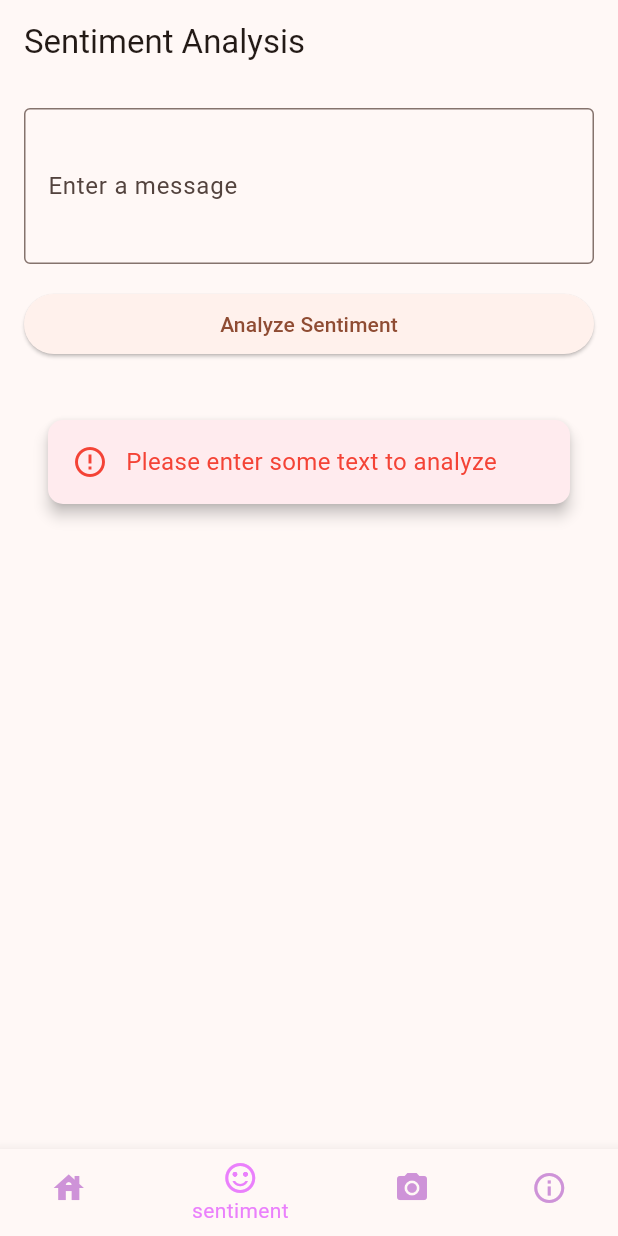
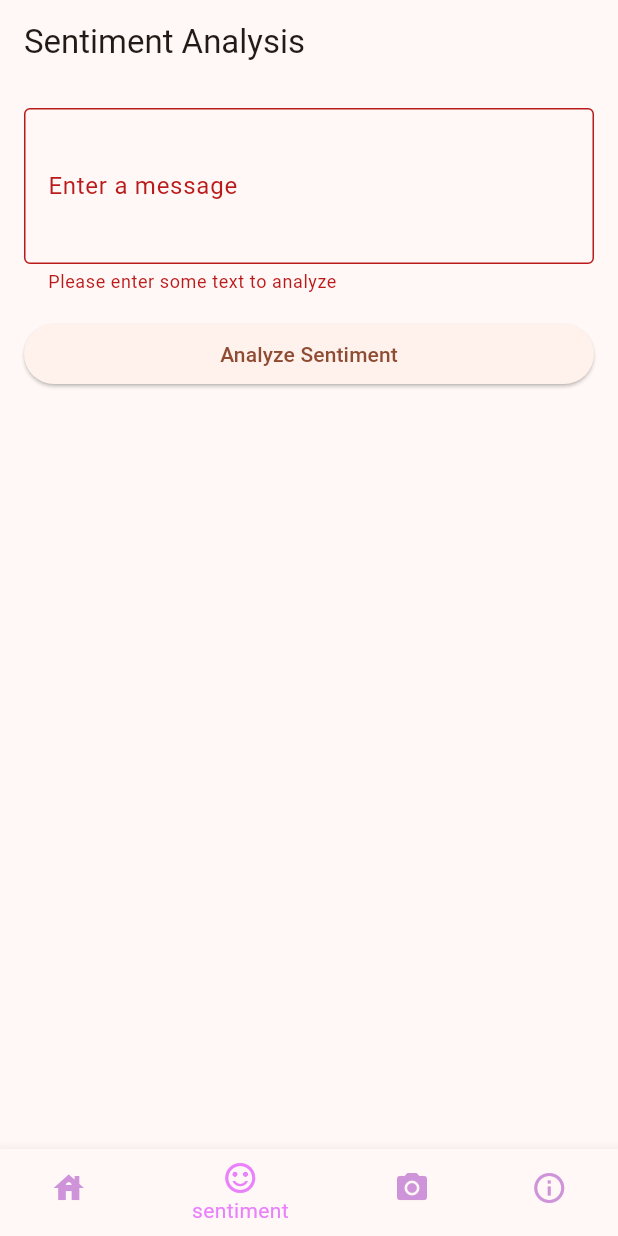
Before and after one commit to regice-gh/project-Visentia, a Flutter app: the screen it shows after launch, item 2 of the bottom bar chosen, after a tap on "Analyze Sentiment", on a phone screen of 412 x 824 dp. Run offline on Flutter 3.47's test engine with Material 3 defaults, Android fonts, the phone set to English and light mode, and no system bars; our stand-ins replace camera; missing offline and left inert: tflite_flutter; network calls fail.

Commit message:
added requirements

```diff
--- a/lib/main.dart
+++ b/lib/main.dart
@@ -8,11 +8,9 @@ import 'package:eindopdrachtmad/screens/about.screen.dart';
 late List<CameraDescription> cameras;
 
 Future<void> main() async {
-  // Ensure that plugin services are initialized so that `availableCameras()`
-  // can be called before `runApp()`
   WidgetsFlutterBinding.ensureInitialized();
 
-  // Obtain a list of the available cameras on the device.
+  // List of cameras on device.
   cameras = await availableCameras();
 
   runApp(const MyApp());
@@ -57,10 +55,7 @@ class _MainNavigationState extends State<MainNavigation> {
     _widgetOptions = <Widget>[
       const MainScreen(),
       const SentimentScreen(),
-      // Pass isActive to Home. The initial value depends on selectedIndex.
-      Home(
-          camera: cameras[0],
-          isActive: selectedIndex == 2), // Assuming camera is at index 2
+      Home(camera: cameras[0], isActive: selectedIndex == 2),
       const AboutScreen(),
     ];
   }
@@ -68,7 +63,6 @@ class _MainNavigationState extends State<MainNavigation> {
   void _onItemTapped(int index) {
     setState(() {
       selectedIndex = index;
-      // Re-initialize _widgetOptions to update the isActive state for Home
       _initializeWidgetOptions();
     });
   }
--- a/lib/screens/about.screen.dart
+++ b/lib/screens/about.screen.dart
@@ -1,5 +1,4 @@
 import 'package:flutter/material.dart';
-import 'package:path/path.dart';
 
 class AboutScreen extends StatefulWidget {
   const AboutScreen({super.key});
@@ -11,16 +10,48 @@ class AboutScreen extends StatefulWidget {
 class _AboutScreenState extends State<AboutScreen> {
   @override
   Widget build(BuildContext context) {
-    return Padding(
-      padding: const EdgeInsets.all(16.0),
-      child: Center(
+    return Scaffold(
+      appBar: AppBar(
+        title: const Text('About this app'),
+      ),
+      body: Padding(
+        padding: const EdgeInsets.all(16.0),
         child: Column(
-          mainAxisAlignment: MainAxisAlignment.center,
-          children: [
-            const Text('About Screen'),
-            const Text("Licenses:"),
-            const Text("assets/sentiment/model.onnx"),
-            const Text("assets/sentiment/tokenizer.json"),
+          crossAxisAlignment: CrossAxisAlignment.start,
+          children: const [
+            Text(
+              'Eindopdracht MAD',
+              style: TextStyle(fontSize: 24, fontWeight: FontWeight.bold),
+            ),
+            SizedBox(height: 12),
+            Text(
+              'Deze app laat zien hoe je weerdata, sentiment analyse en cameravisie combineert in Flutter.',
+            ),
+            SizedBox(height: 24),
+            Text(
+              'Gebruikte packages:',
+              style: TextStyle(fontSize: 18, fontWeight: FontWeight.bold),
+            ),
+            SizedBox(height: 8),
+            Text('- http (MIT License) – opgehaald van pub.dev'),
+            Text('- camera (BSD License) – opgehaald van pub.dev'),
+            Text(
+                '- tflite_flutter (Apache 2.0 License) – opgehaald van pub.dev'),
+            SizedBox(height: 24),
+            Text(
+              'Licenties voor assets:',
+              style: TextStyle(fontSize: 18, fontWeight: FontWeight.bold),
+            ),
+            SizedBox(height: 8),
+            Text(
+                '• assets/sentiment/model.onnx – HuggingFace sentiment model, Apache 2.0'),
+            Text(
+                '• assets/sentiment/tokenizer.json – HuggingFace tokenizer, Apache 2.0'),
+            SizedBox(height: 24),
+            Text(
+              'Ontwikkeld door: Gijs Lueb (2025)',
+              style: TextStyle(fontStyle: FontStyle.italic),
+            ),
           ],
         ),
       ),
--- a/lib/screens/home.screen.dart
+++ b/lib/screens/home.screen.dart
@@ -1,6 +1,8 @@
 import 'dart:convert';
 import 'package:flutter/material.dart';
 import 'package:http/http.dart' as http;
+
+import 'weather_detail.screen.dart';
 
 class MainScreen extends StatefulWidget {
   const MainScreen({super.key});
@@ -129,6 +131,22 @@ class _MainScreenState extends State<MainScreen> {
                           color: Colors.grey,
                         ),
                       ),
+                      const SizedBox(height: 16),
+                      ElevatedButton(
+                        onPressed: () {
+                          Navigator.push(
+                            context,
+                            MaterialPageRoute(
+                              builder: (_) => WeatherDetailScreen(
+                                temperature: _temperature,
+                                isDay: _isDay,
+                                weatherTimeUnix: _weatherTimeUnix,
+                              ),
+                            ),
+                          );
+                        },
+                        child: const Text('Bekijk details'),
+                      ),
                     ],
                   ),
                 ),
--- a/lib/screens/sentiment.screen.dart
+++ b/lib/screens/sentiment.screen.dart
@@ -10,6 +10,7 @@ class SentimentScreen extends StatefulWidget {
 }
 
 class _SentimentScreenState extends State<SentimentScreen> {
+  final _formKey = GlobalKey<FormState>();
   final _textController = TextEditingController();
   String? _sentiment;
   bool _isLoading = false;
@@ -23,26 +24,16 @@ class _SentimentScreenState extends State<SentimentScreen> {
   }
 
   void _predictSentiment() async {
-    print("[_SentimentScreenState] _predictSentiment called.");
-    if (_textController.text.isEmpty) {
-      print("[_SentimentScreenState] Text is empty.");
-      setState(() {
-        _error = "Please enter some text to analyze";
-      });
+    if (!(_formKey.currentState?.validate() ?? false)) {
       return;
     }
-
     setState(() {
       _isLoading = true;
       _error = null;
       _sentiment = null;
     });
-
-    print(
-        "[_SentimentScreenState] Invoking sentiment prediction for text: ${_textController.text}");
     final prediction =
         await _sentimentService.predictSentiment(_textController.text);
-    print("[_SentimentScreenState] Received prediction: $prediction");
 
     setState(() {
       _isLoading = false;
@@ -52,13 +43,6 @@ class _SentimentScreenState extends State<SentimentScreen> {
         _error = "Failed to analyze sentiment. Check logs for details.";
       }
     });
-
-    if (_sentiment == null) {
-      print(
-          "[_SentimentScreenState] Sentiment is null, UI not updated with result.");
-    } else {
-      print("[_SentimentScreenState] Sentiment updated: $_sentiment");
-    }
   }
 
   @override
@@ -69,10 +53,12 @@ class _SentimentScreenState extends State<SentimentScreen> {
         ),
         body: SingleChildScrollView(
           padding: const EdgeInsets.all(16.0),
+          child: Form(
+            key: _formKey,
             child: Column(
               crossAxisAlignment: CrossAxisAlignment.stretch,
               children: [
-            TextField(
+                TextFormField(
                   controller: _textController,
                   decoration: const InputDecoration(
                     labelText: 'Enter a message',
@@ -80,6 +66,12 @@ class _SentimentScreenState extends State<SentimentScreen> {
                   ),
                   minLines: 3,
                   maxLines: 5,
+                  validator: (value) {
+                    if (value == null || value.trim().isEmpty) {
+                      return 'Please enter some text to analyze';
+                    }
+                    return null;
+                  },
                 ),
                 const SizedBox(height: 16),
                 ElevatedButton(
@@ -90,7 +82,8 @@ class _SentimentScreenState extends State<SentimentScreen> {
                           width: 20,
                           child: CircularProgressIndicator(
                             strokeWidth: 2,
-                        valueColor: AlwaysStoppedAnimation<Color>(Colors.white),
+                            valueColor:
+                                AlwaysStoppedAnimation<Color>(Colors.white),
                           ),
                         )
                       : const Text('Analyze Sentiment'),
@@ -155,6 +148,6 @@ class _SentimentScreenState extends State<SentimentScreen> {
               ],
             ),
           ),
-    );
+        ));
   }
 }
--- a/lib/services/sentiment-service.dart
+++ b/lib/services/sentiment-service.dart
@@ -13,15 +13,11 @@ class SentimentService {
       MethodChannel('com.example.eindopdrachtmad/sentiment');
 
   Future<String?> predictSentiment(String text) async {
-    print("[SentimentService] predictSentiment called for text: $text");
     try {
       final String result =
           await platform.invokeMethod('predictSentiment', {'text': text});
-      print("[SentimentService] Received result from native: $result");
       return result;
     } on PlatformException catch (e) {
-      print(
-          "[SentimentService] Failed to get sentiment: '${e.message}'. Details: ${e.details}");
       return null;
     }
   }
```
Also changed, not shown: lib/screens/weather_detail.screen.dart (added, +69 -0 lines), 1 other file. Lines whose indentation alone changed are shown as unchanged.
